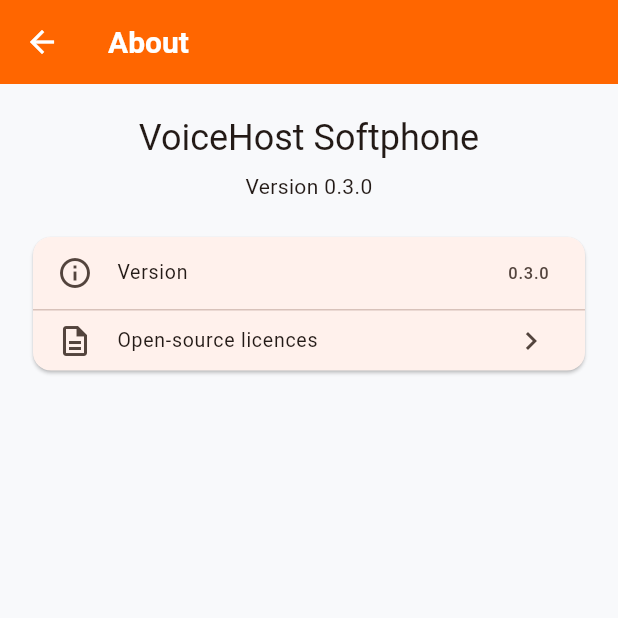
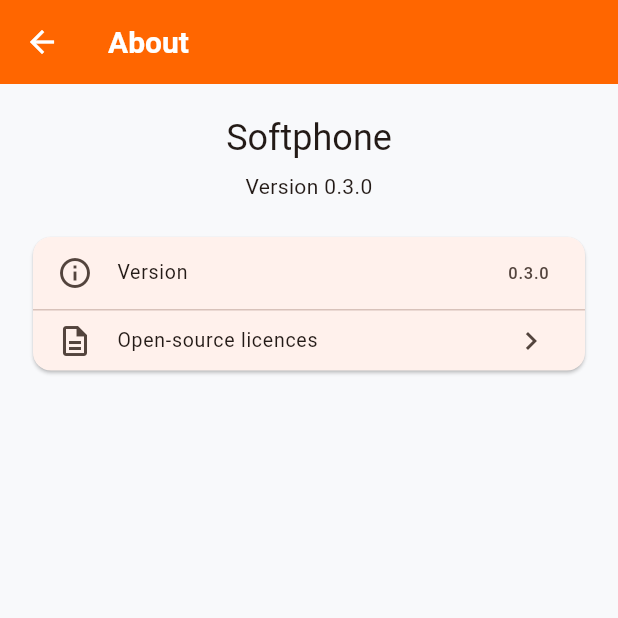
Before and after one commit to Si-Richards/communicator, a Flutter app: the AboutScreen screen opened directly, on a phone screen of 412 x 824 dp, the top half of it. Run offline on Flutter 3.47's test engine with Material 3 defaults, Android fonts, the phone set to English and light mode, and no system bars; our stand-ins replace flutter_secure_storage, shared_preferences; missing offline and left inert: flutter_callkit_incoming, flutter_webrtc; accounts and stored records are empty.

Commit message:
Simplify Softphone UI labels

```diff
--- a/flutter/lib/ui/about_screen.dart
+++ b/flutter/lib/ui/about_screen.dart
@@ -13,7 +13,7 @@ class AboutScreen extends StatefulWidget {
 
 class _AboutScreenState extends State<AboutScreen> {
   static const MethodChannel _appChannel = MethodChannel('voicehost/app');
-  static const appName = 'VoiceHost Softphone';
+  static const appName = 'Softphone';
 
   String _version = '0.3.0';
 
```
